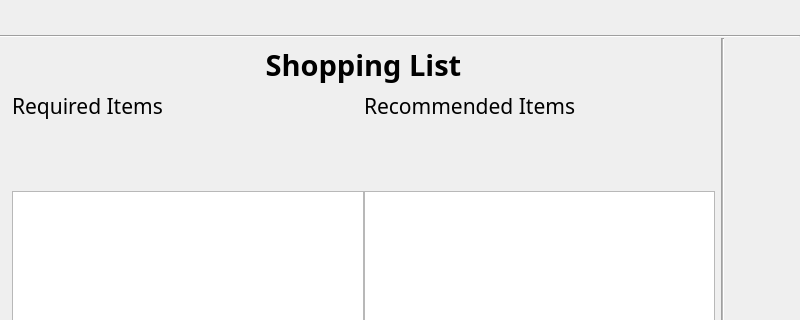
Above: Windows/mainWindow.ui from addisonElliott/SmartShopTouchScreen before the change; both pictures show x 0 to 800 and y 0 to 320 of the 800 by 480 pixel window. Below: the same form after it.
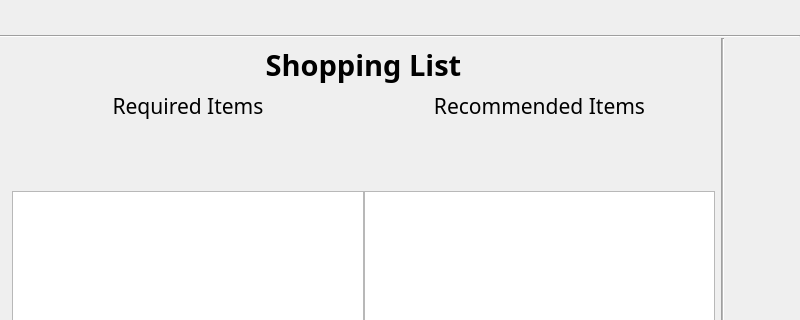
That is the form after the change. Icons and pictures are not drawn. Custom widgets are drawn as their Qt base class.

Commit message:
Made small changes to main window to make interface nicer to use
For the two shopping lists, I made it scroll per pixel instead of item which is necessary for the kinetic scrolling via touchscreen. I centered the text above to make it look nicer. I turned off the horizontal scrollbar because it will never be necessary.

The edit to the form file:
```diff
--- a/Windows/mainWindow.ui
+++ b/Windows/mainWindow.ui
@@ -79,6 +79,9 @@
        <property name="text">
         <string>Required Items</string>
        </property>
+       <property name="alignment">
+        <set>Qt::AlignCenter</set>
+       </property>
       </widget>
      </item>
      <item row="0" column="7" rowspan="5">
@@ -329,6 +332,9 @@
        <property name="text">
         <string>Recommended Items</string>
        </property>
+       <property name="alignment">
+        <set>Qt::AlignCenter</set>
+       </property>
       </widget>
      </item>
      <item row="0" column="3" rowspan="5">
```
Left out of the diff: 21 changed lines with no effect on the pictures. The commit also changes 1 other file.
